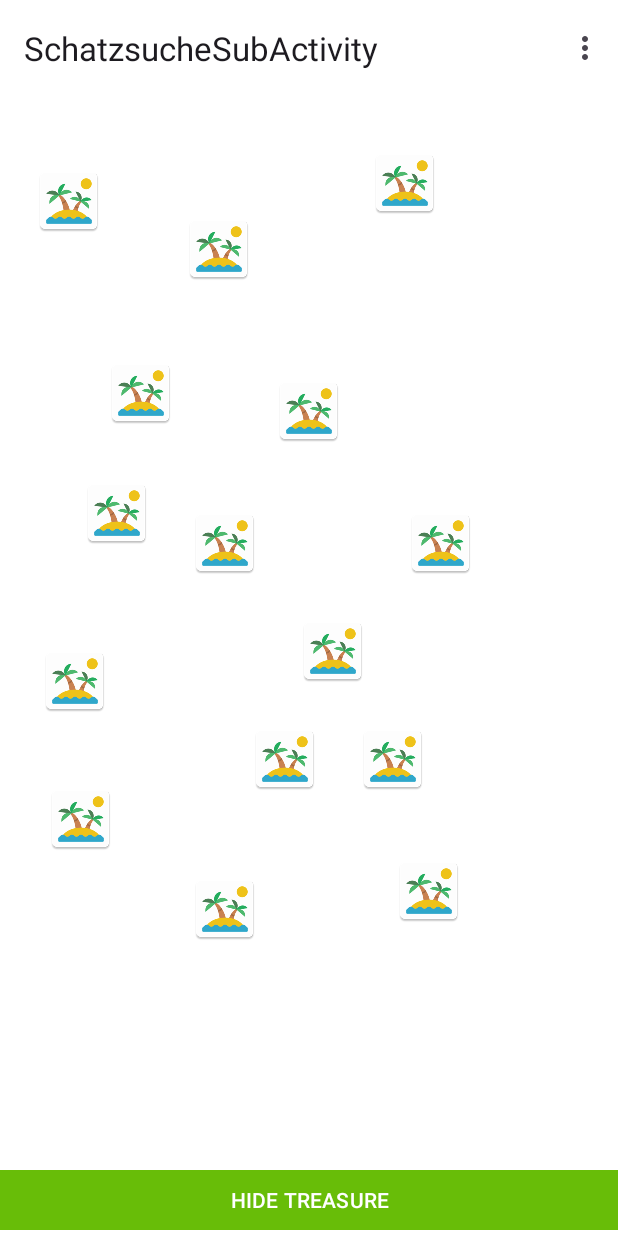
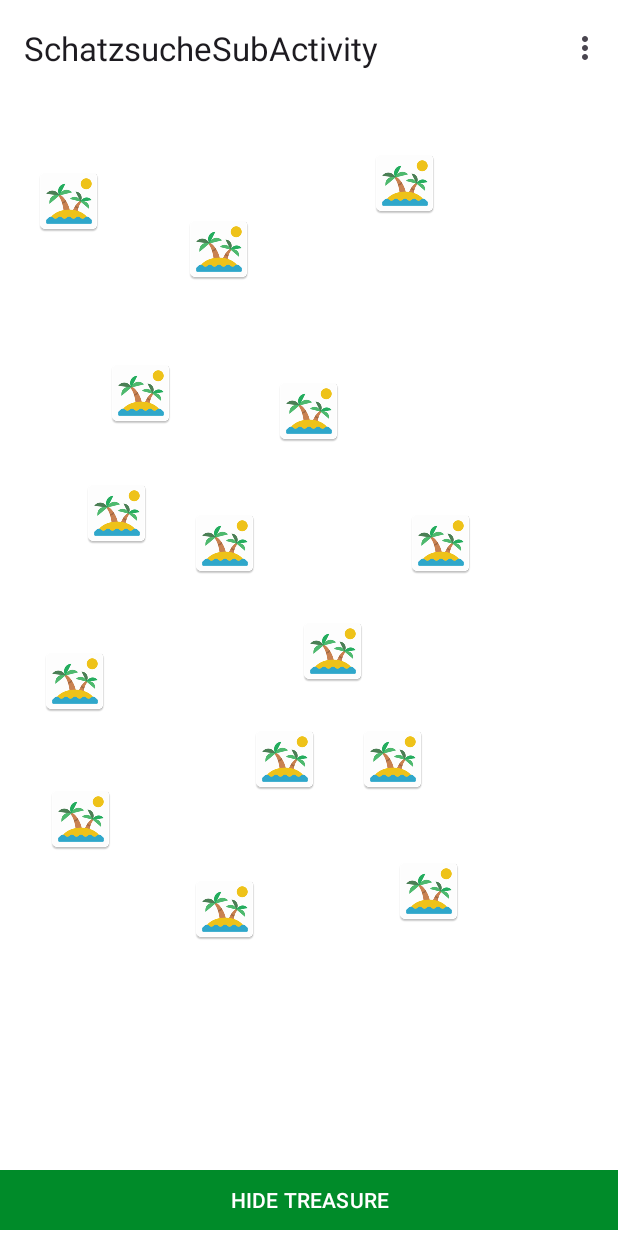
Before and after one commit to rothnina/SchatzsucheSubActivity, an Android app: the screen it shows after launch (MainActivity), on a phone screen of 412 x 824 dp. Run offline under Robolectric (Android 15) with nearby library versions, the phone set to English and light mode, and no system bars.

Commit message:
customize theme

```diff
--- a/app/src/main/res/drawable/score_item_background.xml
+++ b/app/src/main/res/drawable/score_item_background.xml
@@ -1,7 +1,7 @@
 <?xml version="1.0" encoding="utf-8"?>
 <shape xmlns:android="http://schemas.android.com/apk/res/android">
-    <solid android:color="@color/white"/>
-    <stroke android:color="@color/primaryColor" android:width="4dp"/>
+    <solid android:color="@color/sand"/>
+    <stroke android:color="@color/seamonsterRed" android:width="4dp"/>
     <corners android:radius="4dp"/>
 
 </shape>
--- a/app/src/main/res/values/colors.xml
+++ b/app/src/main/res/values/colors.xml
@@ -2,7 +2,12 @@
 <resources>
     <color name="black">#FF000000</color>
     <color name="white">#FFFFFFFF</color>
-    <color name="primaryColor">#FF68bd08</color>
+    <color name="sand">#ffd2b773</color>
+    <color name="seamonsterRed">#ffab392d</color>
+    <color name="waterBlue">#ff00747d</color>
+    <color name="treeGreen">#ff276230</color>
+    <color name="primaryColor">#ff008b29</color>
+    <color name="primaryColorDark">#ff006f21</color>
     <color name="secondColor">#FF108ef6</color>
     <color name="thirthColor">#FFF5FB0B</color>
 </resources>
--- a/app/src/main/res/values/themes.xml
+++ b/app/src/main/res/values/themes.xml
@@ -1,39 +1,34 @@
 <resources xmlns:tools="http://schemas.android.com/tools">
     <!-- Base application theme. -->
     <style name="Base.Theme.SchatzsucheSubActivity" parent="Theme.Material3.DayNight.NoActionBar">
-        <!-- Customize your light theme here. -->
-        <!-- <item name="colorPrimary">@color/my_light_primary</item> -->
         <item name="android:background">
             @color/white
         </item>
         <item name="colorPrimary">
             @color/primaryColor
         </item>
-        <item name="android:button">
+        <item name="colorPrimaryDark">
+            @color/primaryColorDark
+        </item>
+        <item name="colorSecondary">
+            @color/secondColor
+        </item>
+        <item name="android:buttonStyle">
             @style/btn
         </item>
-        <item name="android:actionBarStyle">
-            @style/appBar
+    </style>
+    <style name="toolBar">
+        <item name="android:background">
+            @color/waterBlue
         </item>
     </style>
-
-    <style name="appBar"
-        parent="Widget.AppCompat.ActionBar">
+    <style name="btn" parent="android:Widget.Button">
+        <item name="android:textSize">
+            300sp
+        </item>
         <item name="android:background">
-            @color/secondColor
+            @color/waterBlue
         </item>
     </style>
-
-    <style name="btn"
-        parent="android:Widget.Button">
-        <item name="android:background">
-            @color/secondColor
-        </item>
-        <item name="android:textColor">
-            @color/white
-        </item>
-    </style>
-
-
     <style name="Theme.SchatzsucheSubActivity" parent="Base.Theme.SchatzsucheSubActivity" />
 </resources>
```
